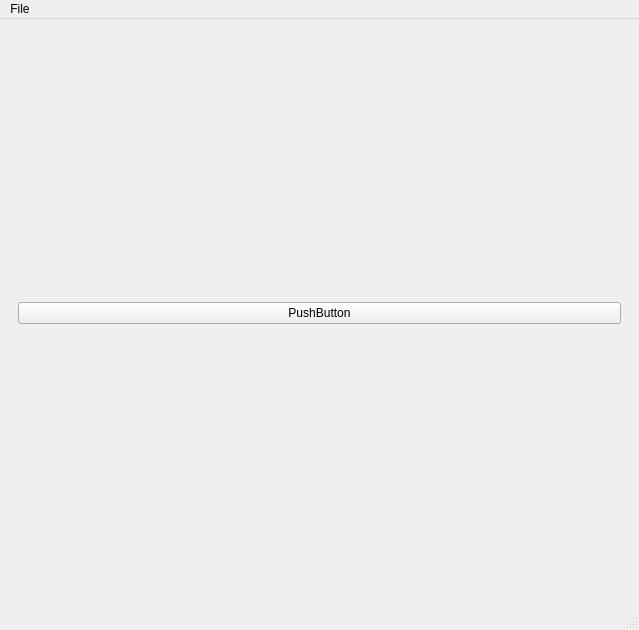
This is ui/ui/mainwindow.ui in binaryHips/Projet3D as Qt 5 draws it before an edit. The edited form follows.
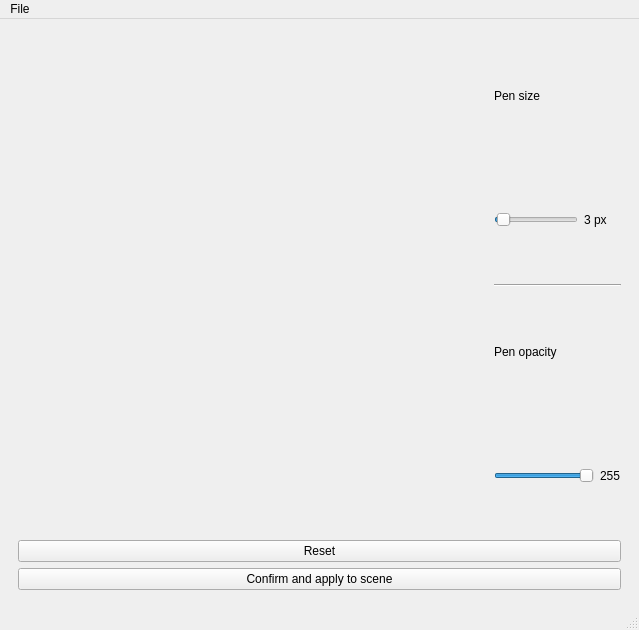
This is the edited form. The open tabs and pages were chosen to show the change. Custom widgets are drawn as their Qt base class.

Commit message: Map draw (v1)

Diff of the .ui file:
```diff
--- a/ui/ui/mainwindow.ui
+++ b/ui/ui/mainwindow.ui
@@ -213,13 +213,114 @@
        </layout>
       </widget>
       <widget class="QWidget" name="page_2">
-       <layout class="QVBoxLayout" name="verticalLayout">
+       <layout class="QVBoxLayout" name="verticalLayout" stretch="5,1">
         <item>
-         <widget class="QPushButton" name="test_btn">
-          <property name="text">
-           <string>PushButton</string>
-          </property>
-         </widget>
+         <layout class="QHBoxLayout" name="horizontalLayout_5" stretch="2,0">
+          <item>
+           <widget class="ScribbleArea" name="widget_2" native="true">
+            <property name="minimumSize">
+             <size>
+              <width>450</width>
+              <height>450</height>
+             </size>
+            </property>
+           </widget>
+          </item>
+          <item>
+           <layout class="QVBoxLayout" name="draw_settings_layout">
+            <item>
+             <widget class="QLabel" name="label_3">
+              <property name="text">
+               <string>Pen size</string>
+              </property>
+             </widget>
+            </item>
+            <item>
+             <layout class="QHBoxLayout" name="horizontalLayout_6">
+              <item>
+               <widget class="QSlider" name="pensizeSlider">
+                <property name="value">
+                 <number>3</number>
+                </property>
+                <property name="orientation">
+                 <enum>Qt::Orientation::Horizontal</enum>
+                </property>
+               </widget>
+              </item>
+              <item>
+               <widget class="QLabel" name="pensize_label">
+                <property name="minimumSize">
+                 <size>
+                  <width>37</width>
+                  <height>0</height>
+                 </size>
+                </property>
+                <property name="text">
+                 <string>3 px</string>
+                </property>
+               </widget>
+              </item>
+             </layout>
+            </item>
+            <item>
+             <widget class="Line" name="line_5">
+              <property name="orientation">
+               <enum>Qt::Orientation::Horizontal</enum>
+              </property>
+             </widget>
+            </item>
+            <item>
+             <widget class="QLabel" name="label_4">
+              <property name="text">
+               <string>Pen opacity</string>
+              </property>
+             </widget>
+            </item>
+            <item>
+             <layout class="QHBoxLayout" name="horizontalLayout_7">
+              <item>
+               <widget class="QSlider" name="opacityValSLider">
+                <property name="maximum">
+                 <number>255</number>
+                </property>
+                <property name="value">
+                 <number>255</number>
+                </property>
+                <property name="orientation">
+                 <enum>Qt::Orientation::Horizontal</enum>
+                </property>
+               </widget>
+              </item>
+              <item>
+               <widget class="QLabel" name="opacityValLabel">
+                <property name="text">
+                 <string>255</string>
+                </property>
+               </widget>
+              </item>
+             </layout>
+            </item>
+           </layout>
+          </item>
+         </layout>
+        </item>
+        <item>
+         <layout class="QVBoxLayout" name="verticalLayout_7">
+          <item>
+           <widget class="QPushButton" name="resetDrawingBtn">
+            <property name="text">
+             <string>Reset</string>
+            </property>
+           </widget>
+          </item>
+          <item>
+           <widget class="QPushButton" name="test_btn">
+            <property name="text">
+             <string>Confirm and apply to scene</string>
+            </property>
+           </widget>
+          </item>
+         </layout>
         </item>
        </layout>
       </widget>
@@ -263,6 +364,12 @@
    <header>glwidget.h</header>
    <container>1</container>
   </customwidget>
+  <customwidget>
+   <class>ScribbleArea</class>
+   <extends>QWidget</extends>
+   <header>scribblearea.h</header>
+   <container>1</container>
+  </customwidget>
  </customwidgets>
  <resources/>
  <connections/>
```
Left out of the diff: 6 changed lines with no effect on the pictures. The commit also changes 6 other files.
